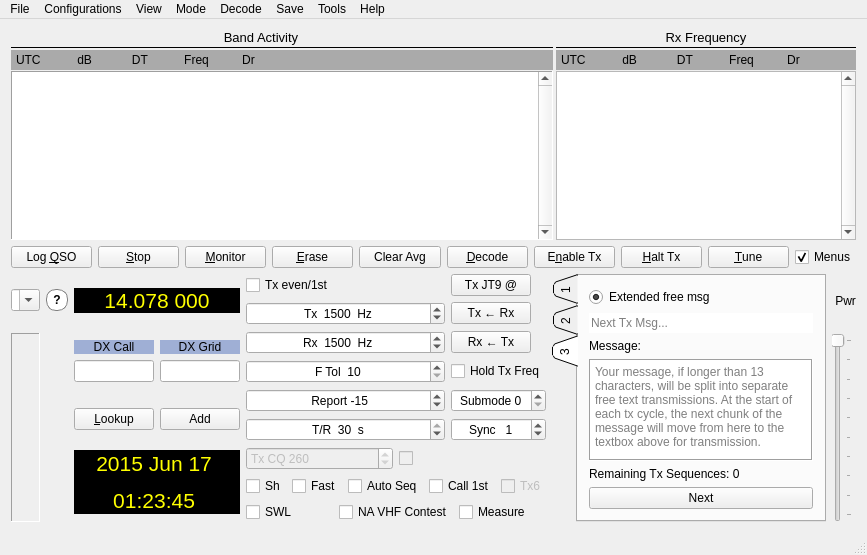
Before: the Qt Designer form mainwindow.ui in qcmiao1998/js8call, drawn with Qt 5.
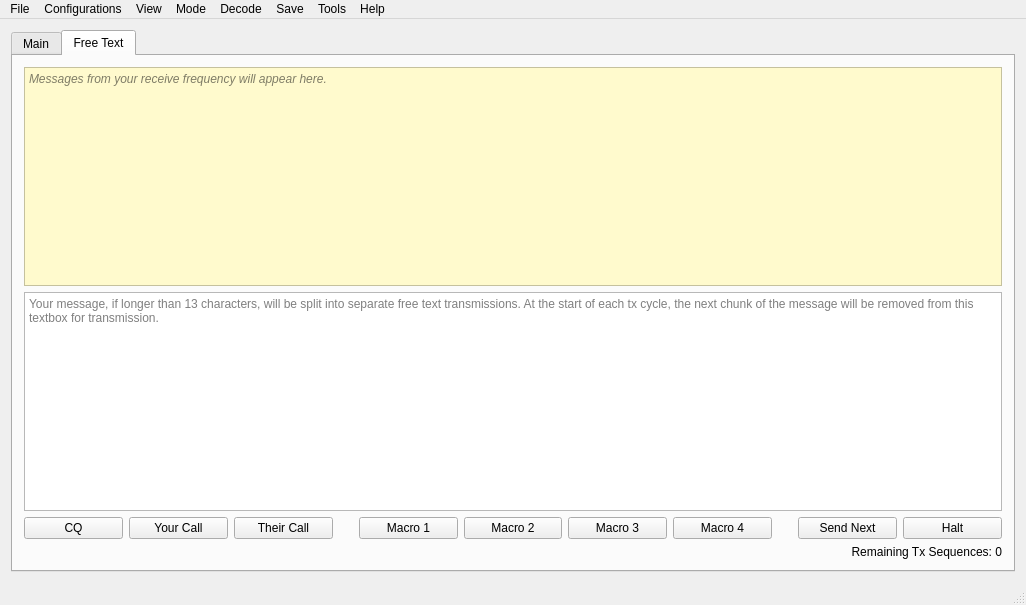
After: the same form once the commit is applied. The open tabs and pages were chosen to show the change. Custom widgets are drawn as their Qt base class.

Commit message: Working through a keyboard to keyboard chat window

What changed in the file:
```diff
--- a/mainwindow.ui
+++ b/mainwindow.ui
@@ -6,8 +6,8 @@
    <rect>
     <x>0</x>
     <y>0</y>
-    <width>815</width>
-    <height>555</height>
+    <width>1026</width>
+    <height>605</height>
    </rect>
   </property>
   <property name="windowTitle">
@@ -19,7 +19,21 @@
   <widget class="QWidget" name="centralWidget">
    <layout class="QVBoxLayout" name="verticalLayout_3">
     <item>
-     <layout class="QVBoxLayout" name="verticalLayout" stretch="1,0,0">
+     <widget class="QTabWidget" name="mainTabWidget">
+      <property name="tabPosition">
+       <enum>QTabWidget::North</enum>
+      </property>
+      <property name="tabShape">
+       <enum>QTabWidget::Rounded</enum>
+      </property>
+      <property name="currentIndex">
+       <number>1</number>
+      </property>
+      <widget class="QWidget" name="mainTabOne">
+       <attribute name="title">
+        <string>Main</string>
+       </attribute>
+       <layout class="QVBoxLayout" name="verticalLayout" stretch="0,0,0">
       <item>
        <layout class="QGridLayout" name="gridLayout" columnstretch="2,1">
         <property name="horizontalSpacing">
@@ -1644,7 +1658,7 @@
                     </widget>
                    </item>
                    <item>
-                    <widget class="QTextEdit" name="extFreeTextMsg">
+                      <widget class="QTextEdit" name="extFreeTextMsg_old">
                      <property name="frameShape">
                       <enum>QFrame::Box</enum>
                      </property>
@@ -1660,14 +1674,14 @@
                     </widget>
                    </item>
                    <item>
-                    <widget class="QLabel" name="lblTxNum">
+                      <widget class="QLabel" name="lblTxNum_old">
                      <property name="text">
                       <string>Remaining Tx Sequences: 0</string>
                      </property>
                     </widget>
                    </item>
                    <item>
-                    <widget class="QPushButton" name="pbNextFreeTextMsg">
+                      <widget class="QPushButton" name="pbNextFreeTextMsg_old">
                      <property name="text">
                       <string>Next</string>
                      </property>
@@ -2368,6 +2382,159 @@
        </layout>
       </item>
      </layout>
+      </widget>
+      <widget class="QWidget" name="mainTabTwo">
+       <attribute name="title">
+        <string>Free Text</string>
+       </attribute>
+       <layout class="QVBoxLayout" name="verticalLayout" stretch="0">
+        <item>
+         <layout class="QVBoxLayout" name="verticalLayout_6">
+          <item>
+           <widget class="QTextEdit" name="textEditRX">
+            <property name="font">
+             <font>
+              <italic>true</italic>
+             </font>
+            </property>
+            <property name="autoFillBackground">
+             <bool>true</bool>
+            </property>
+            <property name="styleSheet">
+             <string notr="true">QTextEdit { background:rgb(255, 250, 205); }</string>
+            </property>
+            <property name="readOnly">
+             <bool>true</bool>
+            </property>
+            <property name="placeholderText">
+             <string>Messages from your receive frequency will appear here.</string>
+            </property>
+           </widget>
+          </item>
+          <item>
+           <widget class="QTextEdit" name="extFreeTextMsg">
+            <property name="acceptRichText">
+             <bool>false</bool>
+            </property>
+            <property name="placeholderText">
+             <string>Your message, if longer than 13 characters, will be split into separate free text transmissions. At the start of each tx cycle, the next chunk of the message will be removed from this textbox for transmission.</string>
+            </property>
+           </widget>
+          </item>
+          <item>
+           <layout class="QHBoxLayout" name="horizontalLayout_17">
+            <item>
+             <widget class="QPushButton" name="pushButton_6">
+              <property name="text">
+               <string>CQ</string>
+              </property>
+             </widget>
+            </item>
+            <item>
+             <widget class="QPushButton" name="pushButton_5">
+              <property name="text">
+               <string>Your Call</string>
+              </property>
+             </widget>
+            </item>
+            <item>
+             <widget class="QPushButton" name="pushButton_8">
+              <property name="text">
+               <string>Their Call</string>
+              </property>
+             </widget>
+            </item>
+            <item>
+             <spacer name="horizontalSpacer_4">
+              <property name="orientation">
+               <enum>Qt::Horizontal</enum>
+              </property>
+              <property name="sizeType">
+               <enum>QSizePolicy::Minimum</enum>
+              </property>
+              <property name="sizeHint" stdset="0">
+               <size>
+                <width>20</width>
+                <height>20</height>
+               </size>
+              </property>
+             </spacer>
+            </item>
+            <item>
+             <widget class="QPushButton" name="pushButton_4">
+              <property name="text">
+               <string>Macro 1</string>
+              </property>
+             </widget>
+            </item>
+            <item>
+             <widget class="QPushButton" name="pushButton_3">
+              <property name="text">
+               <string>Macro 2</string>
+              </property>
+             </widget>
+            </item>
+            <item>
+             <widget class="QPushButton" name="pushButton_2">
+              <property name="text">
+               <string>Macro 3</string>
+              </property>
+             </widget>
+            </item>
+            <item>
+             <widget class="QPushButton" name="pushButton">
+              <property name="text">
+               <string>Macro 4</string>
+              </property>
+             </widget>
+            </item>
+            <item>
+             <spacer name="horizontalSpacer">
+              <property name="orientation">
+               <enum>Qt::Horizontal</enum>
+              </property>
+              <property name="sizeType">
+               <enum>QSizePolicy::Preferred</enum>
+              </property>
+              <property name="sizeHint" stdset="0">
+               <size>
+                <width>20</width>
+                <height>0</height>
+               </size>
+              </property>
+             </spacer>
+            </item>
+            <item>
+             <widget class="QPushButton" name="pbNextFreeTextMsg">
+              <property name="text">
+               <string>Send Next</string>
+              </property>
+             </widget>
+            </item>
+            <item>
+             <widget class="QPushButton" name="pushButton_7">
+              <property name="text">
+               <string>Halt</string>
+              </property>
+             </widget>
+            </item>
+           </layout>
+          </item>
+          <item>
+           <widget class="QLabel" name="lblTxNum">
+            <property name="text">
+             <string>Remaining Tx Sequences: 0</string>
+            </property>
+            <property name="alignment">
+             <set>Qt::AlignRight|Qt::AlignTrailing|Qt::AlignVCenter</set>
+            </property>
+           </widget>
+          </item>
+         </layout>
+        </item>
+       </layout>
+      </widget>
+     </widget>
     </item>
    </layout>
   </widget>
@@ -2376,8 +2543,8 @@
     <rect>
      <x>0</x>
      <y>0</y>
-     <width>815</width>
-     <height>21</height>
+     <width>1026</width>
+     <height>27</height>
     </rect>
    </property>
    <widget class="QMenu" name="menuFile">
```
Lines whose indentation alone changed are shown as unchanged. The commit also changes 3 other files.
